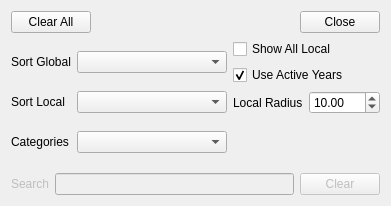
Above: src/resources/ERFilterArea.ui from IDREsandbox/vsim before the change. Below: the same form after it.
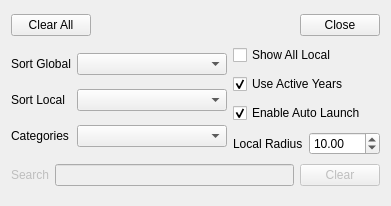
That is the form after the change.

Commit message: added checkbox to disable auto launching ers

```diff
--- a/src/resources/ERFilterArea.ui
+++ b/src/resources/ERFilterArea.ui
@@ -14,6 +14,37 @@
    <string>Form</string>
   </property>
   <layout class="QGridLayout" name="gridLayout_2">
+   <item row="4" column="1">
+    <layout class="QHBoxLayout" name="horizontalLayout_2">
+     <item>
+      <widget class="QLabel" name="label_2">
+       <property name="text">
+        <string>Local Radius</string>
+       </property>
+      </widget>
+     </item>
+     <item>
+      <widget class="QDoubleSpinBox" name="radiusSpinBox">
+       <property name="maximum">
+        <double>1000.000000000000000</double>
+       </property>
+       <property name="value">
+        <double>10.000000000000000</double>
+       </property>
+      </widget>
+     </item>
+    </layout>
+   </item>
+   <item row="1" column="1">
+    <widget class="QCheckBox" name="showLocalCheckBox">
+     <property name="text">
+      <string>Show All Local</string>
+     </property>
+     <property name="checked">
+      <bool>false</bool>
+     </property>
+    </widget>
+   </item>
    <item row="0" column="0" colspan="2">
     <layout class="QHBoxLayout" name="horizontalLayout_3" stretch="0,1,0">
      <item>
@@ -86,47 +117,6 @@
      </item>
     </layout>
    </item>
-   <item row="1" column="1">
-    <widget class="QCheckBox" name="showLocalCheckBox">
-     <property name="text">
-      <string>Show All Local</string>
-     </property>
-     <property name="checked">
-      <bool>false</bool>
-     </property>
-    </widget>
-   </item>
-   <item row="2" column="1">
-    <widget class="QCheckBox" name="yearsCheckBox">
-     <property name="text">
-      <string>Use Active Years</string>
-     </property>
-     <property name="checked">
-      <bool>true</bool>
-     </property>
-    </widget>
-   </item>
-   <item row="3" column="1">
-    <layout class="QHBoxLayout" name="horizontalLayout_2">
-     <item>
-      <widget class="QLabel" name="label_2">
-       <property name="text">
-        <string>Local Radius</string>
-       </property>
-      </widget>
-     </item>
-     <item>
-      <widget class="QDoubleSpinBox" name="radiusSpinBox">
-       <property name="maximum">
-        <double>1000.000000000000000</double>
-       </property>
-       <property name="value">
-        <double>10.000000000000000</double>
-       </property>
-      </widget>
-     </item>
-    </layout>
-   </item>
    <item row="5" column="0" colspan="2">
     <layout class="QHBoxLayout" name="horizontalLayout_4">
      <item>
@@ -164,6 +154,26 @@
      </item>
     </layout>
    </item>
+   <item row="2" column="1">
+    <widget class="QCheckBox" name="yearsCheckBox">
+     <property name="text">
+      <string>Use Active Years</string>
+     </property>
+     <property name="checked">
+      <bool>true</bool>
+     </property>
+    </widget>
+   </item>
+   <item row="3" column="1">
+    <widget class="QCheckBox" name="enableAutoLaunchCheckBox">
+     <property name="text">
+      <string>Enable Auto Launch</string>
+     </property>
+     <property name="checked">
+      <bool>true</bool>
+     </property>
+    </widget>
+   </item>
   </layout>
  </widget>
  <resources/>
```
The commit also changes 4 other files.
